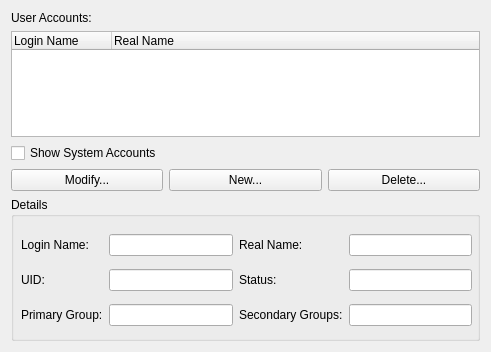
First picture: the form in ui/users.ui, repository KDE/kcm-userconfig, before the edit.
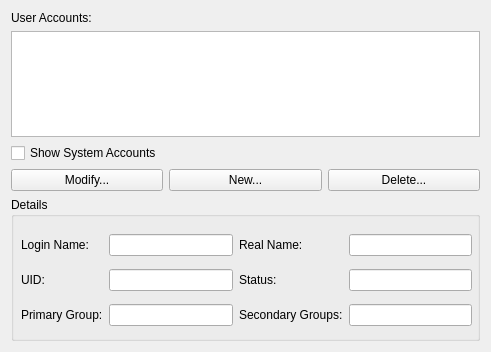
Second picture: the form after the edit.

Commit message: Port user list to model/view (part 1)

```diff
--- a/ui/users.ui
+++ b/ui/users.ui
@@ -22,26 +22,31 @@
     </widget>
    </item>
    <item>
-    <widget class="QTreeWidget" name="userlist">
+    <widget class="QTreeView" name="userlistview">
+     <property name="sizePolicy">
+      <sizepolicy hsizetype="Expanding" vsizetype="Expanding">
+       <horstretch>0</horstretch>
+       <verstretch>1</verstretch>
+      </sizepolicy>
+     </property>
      <property name="minimumSize">
       <size>
        <width>0</width>
        <height>106</height>
       </size>
      </property>
-     <property name="columnCount">
-      <number>2</number>
+     <property name="rootIsDecorated">
+      <bool>false</bool>
      </property>
-     <column>
-      <property name="text">
-       <string>Login Name</string>
-      </property>
-     </column>
-     <column>
-      <property name="text">
-       <string>Real Name</string>
-      </property>
-     </column>
+     <property name="uniformRowHeights">
+      <bool>true</bool>
+     </property>
+     <attribute name="headerStretchLastSection">
+      <bool>false</bool>
+     </attribute>
+     <attribute name="headerStretchLastSection">
+      <bool>false</bool>
+     </attribute>
     </widget>
    </item>
    <item>
```
The commit also changes 2 other files.
